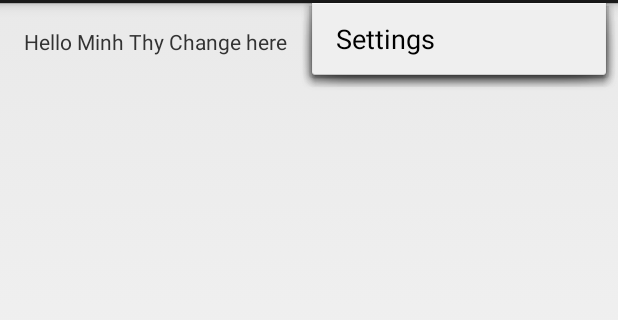
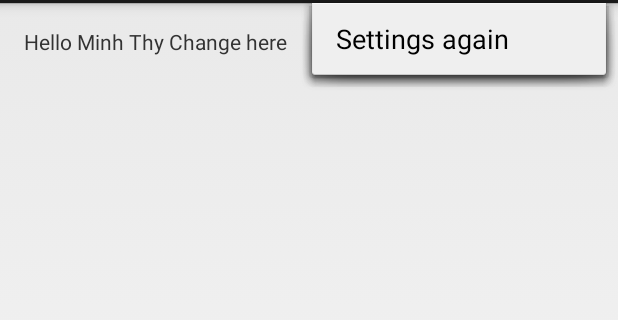
Before and after one commit to thytran142/IS3261, an Android app: the screen it shows after launch (MainActivity), with the options menu open, on a phone screen of 412 x 824 dp, the part 69-389 px from its top. Run offline under Robolectric (Android 15) with nearby library versions, the phone set to English and light mode, and no system bars.

Commit message:
changed string setting

```diff
--- a/app/src/main/res/values/strings.xml
+++ b/app/src/main/res/values/strings.xml
@@ -3,6 +3,6 @@
 
     <string name="app_name">Project</string>
     <string name="hello_world">Hello Minh Thy Change here </string>
-    <string name="action_settings">Settings</string>
+    <string name="action_settings">Settings again</string>
 
 </resources>
```
